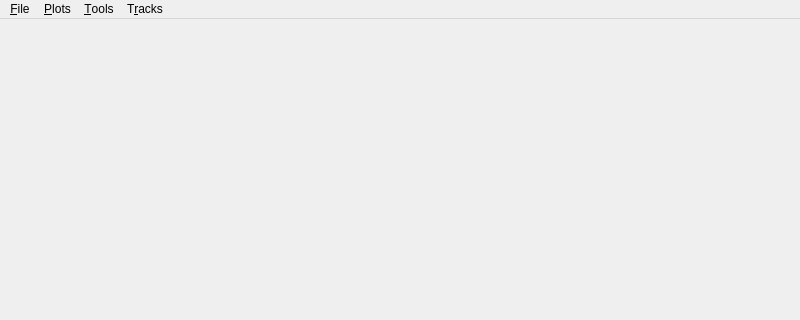
Old version of the form src/mainwindow.ui in the repository crwper/flysight-viewer-2; both pictures show x 0 to 800 and y 0 to 320 of the 800 by 600 pixel window.
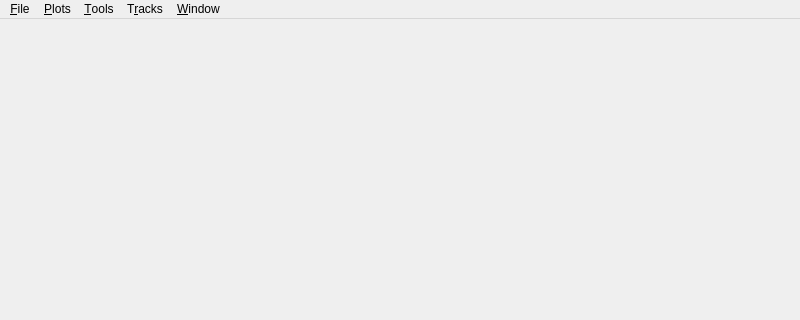
New version of the form.

Commit message: Move dock show/hide to Window menu

What changed in the file:
```diff
--- a/src/mainwindow.ui
+++ b/src/mainwindow.ui
@@ -61,10 +61,16 @@
     <addaction name="action_SetExit"/>
     <addaction name="action_SetGround"/>
    </widget>
+   <widget class="QMenu" name="menuWindow">
+    <property name="title">
+     <string>&amp;Window</string>
+    </property>
+   </widget>
    <addaction name="menu_File"/>
    <addaction name="menuPlots"/>
    <addaction name="menu_Tools"/>
    <addaction name="menuTrack"/>
+   <addaction name="menuWindow"/>
   </widget>
   <action name="action_Import">
    <property name="text">
```
The commit also changes 2 other files.
